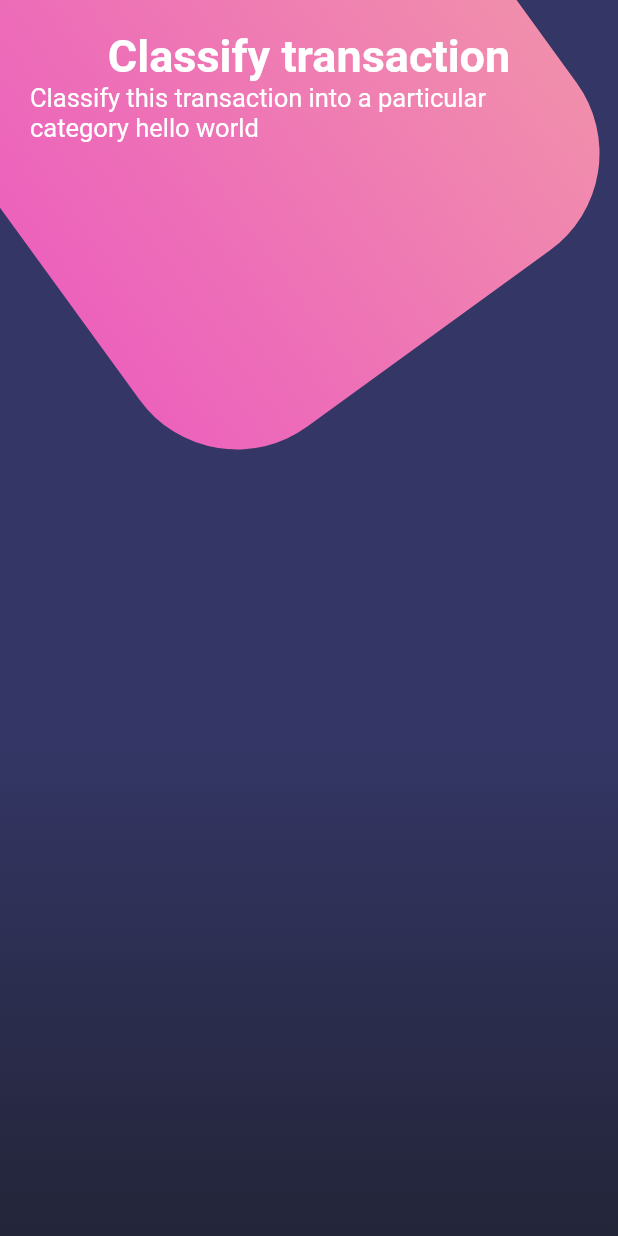
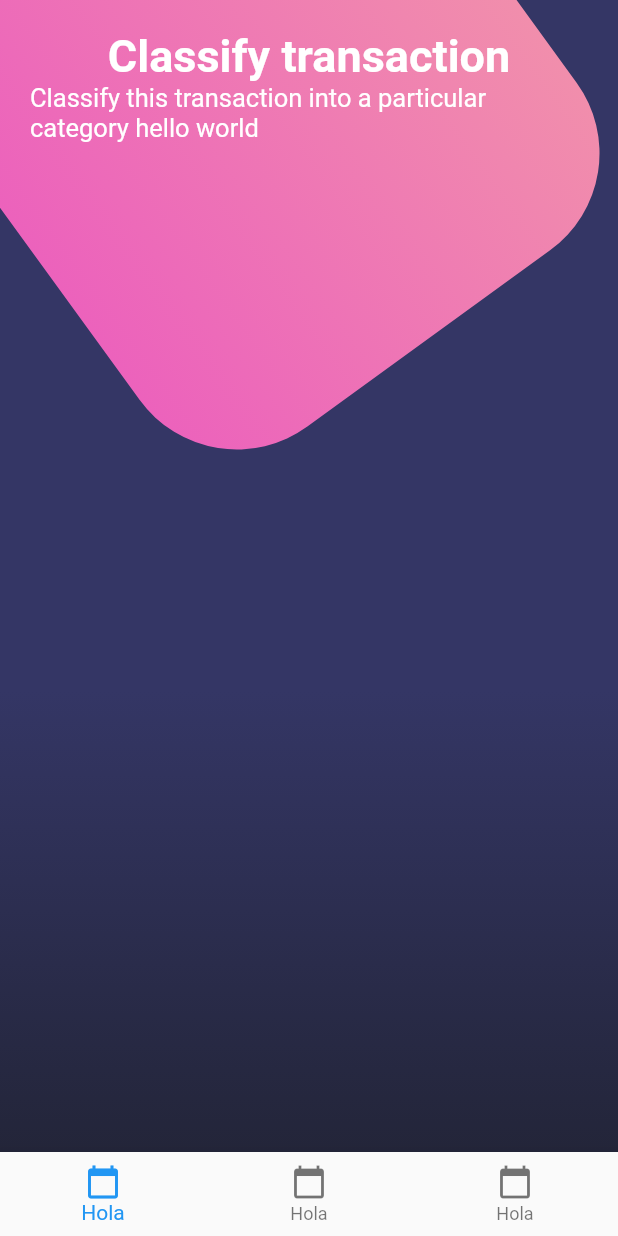
Before and after one commit to QuantumInformatik/disenos-app, a Flutter app: the screen it shows after launch, on a phone screen of 412 x 824 dp. Run offline on Flutter 3.47's test engine with Material 2 defaults, Android fonts, the phone set to English and light mode, and no system bars.

Commit message:
139. BottomNavigationBar parte 1, se agregan 3 botones

```diff
--- a/lib/src/screens/BotonesScreen.dart
+++ b/lib/src/screens/BotonesScreen.dart
@@ -15,6 +15,22 @@ class BotonesScreen extends StatelessWidget {
                 _titulos()
               ],
             ),
+          )
+        ],
+      ),
+      bottomNavigationBar: BottomNavigationBar(
+        items: [
+          BottomNavigationBarItem(
+            icon: Icon(Icons.calendar_today),
+            title: Text('Hola')
+          ),
+          BottomNavigationBarItem(
+              icon: Icon(Icons.calendar_today),
+              title: Text('Hola')
+          ),
+          BottomNavigationBarItem(
+              icon: Icon(Icons.calendar_today),
+              title: Text('Hola')
           )
         ],
       ),
```
Also changed, not shown: 1 other file.
